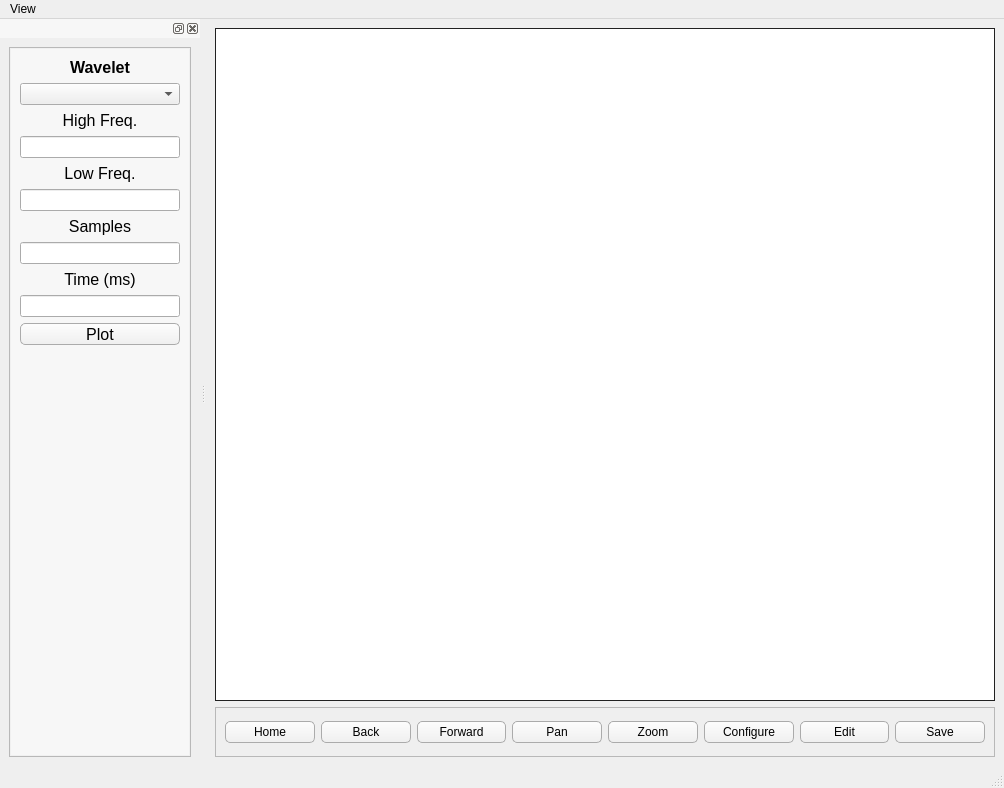
albano-a/Waveleter, file ui/main.ui: the form before one commit.
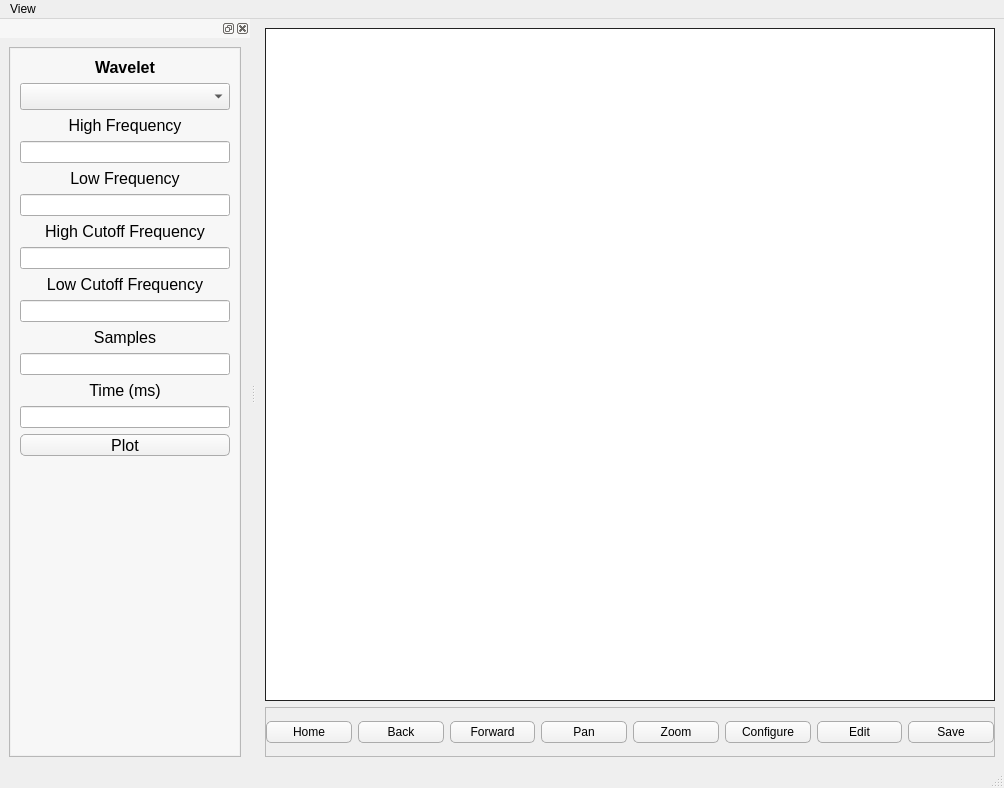
The form after the commit.

Patch:
```diff
--- a/ui/main.ui
+++ b/ui/main.ui
@@ -65,6 +65,18 @@
        <enum>QFrame::Raised</enum>
       </property>
       <layout class="QVBoxLayout" name="verticalLayout_2">
+       <property name="leftMargin">
+        <number>0</number>
+       </property>
+       <property name="topMargin">
+        <number>0</number>
+       </property>
+       <property name="rightMargin">
+        <number>0</number>
+       </property>
+       <property name="bottomMargin">
+        <number>0</number>
+       </property>
        <item>
         <layout class="QHBoxLayout" name="horizontalLayout">
          <item>
@@ -175,7 +187,7 @@
   <widget class="QDockWidget" name="dockWidget">
    <property name="minimumSize">
     <size>
-     <width>200</width>
+     <width>250</width>
      <height>320</height>
     </size>
    </property>
@@ -208,7 +220,7 @@
          <rect>
           <x>0</x>
           <y>0</y>
-          <width>180</width>
+          <width>230</width>
           <height>705</height>
          </rect>
         </property>
@@ -244,6 +256,11 @@
              <layout class="QFormLayout" name="formLayout">
               <item row="1" column="0" colspan="2">
                <widget class="QComboBox" name="waveletSelector">
+                <property name="font">
+                 <font>
+                  <pointsize>12</pointsize>
+                 </font>
+                </property>
                 <property name="statusTip">
                  <string>Choose between differents wavelets to plot</string>
                 </property>
@@ -269,7 +286,7 @@
 }</string>
                 </property>
                 <property name="text">
-                 <string>&lt;html&gt;&lt;head/&gt;&lt;body&gt;&lt;p align=&quot;center&quot;&gt;&lt;span style=&quot; font-size:12pt;&quot;&gt;High Freq.&lt;/span&gt;&lt;/p&gt;&lt;/body&gt;&lt;/html&gt;</string>
+                 <string>&lt;html&gt;&lt;head/&gt;&lt;body&gt;&lt;p align=&quot;center&quot;&gt;&lt;span style=&quot; font-size:12pt;&quot;&gt;High Frequency&lt;/span&gt;&lt;/p&gt;&lt;/body&gt;&lt;/html&gt;</string>
                 </property>
                </widget>
               </item>
@@ -287,10 +304,10 @@
                 </property>
                </widget>
               </item>
-              <item row="7" column="0" colspan="2">
+              <item row="11" column="0" colspan="2">
                <widget class="QLineEdit" name="samplesInput"/>
               </item>
-              <item row="6" column="0" colspan="2">
+              <item row="10" column="0" colspan="2">
                <widget class="QLabel" name="label_4">
                 <property name="styleSheet">
                  <string notr="true">QLabel {
@@ -310,11 +327,11 @@
 }</string>
                 </property>
                 <property name="text">
-                 <string>&lt;html&gt;&lt;head/&gt;&lt;body&gt;&lt;p align=&quot;center&quot;&gt;&lt;span style=&quot; font-size:12pt;&quot;&gt;Low Freq.&lt;/span&gt;&lt;/p&gt;&lt;/body&gt;&lt;/html&gt;</string>
+                 <string>&lt;html&gt;&lt;head/&gt;&lt;body&gt;&lt;p align=&quot;center&quot;&gt;&lt;span style=&quot; font-size:12pt;&quot;&gt;Low Frequency&lt;/span&gt;&lt;/p&gt;&lt;/body&gt;&lt;/html&gt;</string>
                 </property>
                </widget>
               </item>
-              <item row="8" column="0" colspan="2">
+              <item row="12" column="0" colspan="2">
                <widget class="QLabel" name="label_5">
                 <property name="styleSheet">
                  <string notr="true">QLabel {
@@ -326,10 +343,10 @@
                 </property>
                </widget>
               </item>
-              <item row="9" column="0" colspan="2">
+              <item row="13" column="0" colspan="2">
                <widget class="QLineEdit" name="timeInput"/>
               </item>
-              <item row="10" column="0" colspan="2">
+              <item row="14" column="0" colspan="2">
                <widget class="QPushButton" name="plotWavButton">
                 <property name="font">
                  <font>
@@ -341,6 +358,36 @@
                 </property>
                </widget>
               </item>
+              <item row="6" column="0" colspan="2">
+               <widget class="QLabel" name="labelf3">
+                <property name="styleSheet">
+                 <string notr="true">QLabel {
+	border: None;
+}</string>
+                </property>
+                <property name="text">
+                 <string>&lt;html&gt;&lt;head/&gt;&lt;body&gt;&lt;p align=&quot;center&quot;&gt;&lt;span style=&quot; font-size:12pt;&quot;&gt;High Cutoff Frequency&lt;/span&gt;&lt;/p&gt;&lt;/body&gt;&lt;/html&gt;</string>
+                </property>
+               </widget>
+              </item>
+              <item row="7" column="0" colspan="2">
+               <widget class="QLineEdit" name="frequency3Input"/>
+              </item>
+              <item row="8" column="0" colspan="2">
+               <widget class="QLabel" name="labelf4">
+                <property name="styleSheet">
+                 <string notr="true">QLabel {
+	border: None;
+}</string>
+                </property>
+                <property name="text">
+                 <string>&lt;html&gt;&lt;head/&gt;&lt;body&gt;&lt;p align=&quot;center&quot;&gt;&lt;span style=&quot; font-size:12pt;&quot;&gt;Low Cutoff Frequency&lt;/span&gt;&lt;/p&gt;&lt;/body&gt;&lt;/html&gt;</string>
+                </property>
+               </widget>
+              </item>
+              <item row="9" column="0" colspan="2">
+               <widget class="QLineEdit" name="frequency4Input"/>
+              </item>
              </layout>
             </item>
            </layout>
```
Left out of the diff: 11 changed lines with no effect on the pictures.
